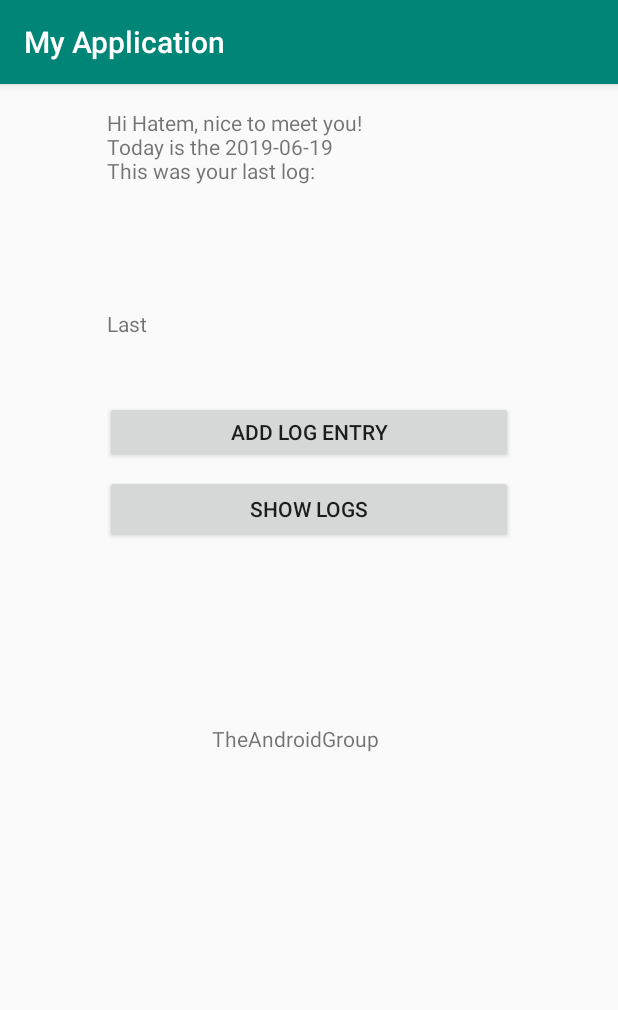
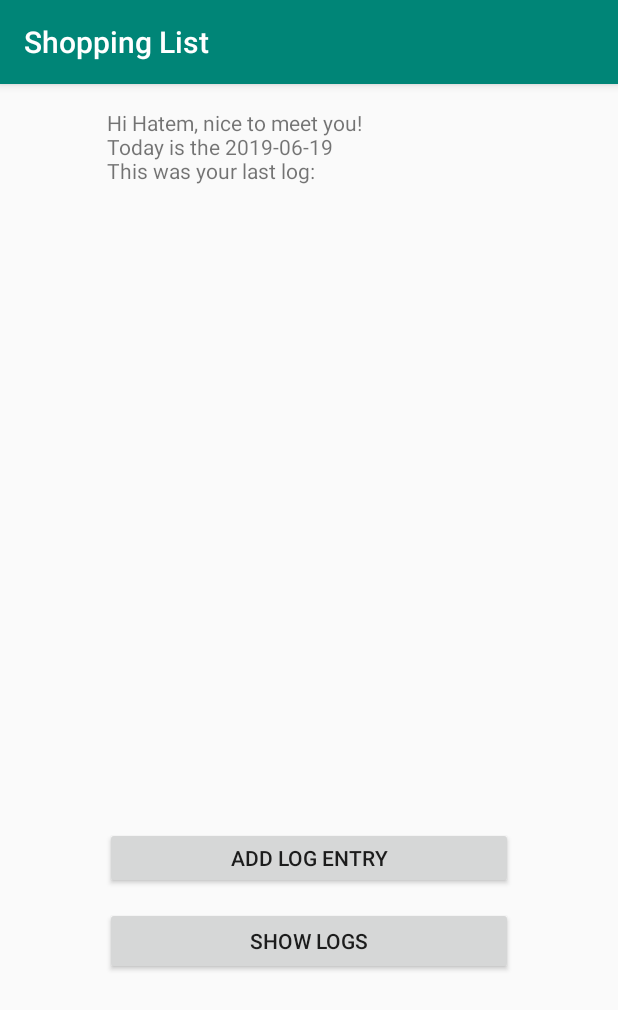
Before and after one commit to romyha/android-log-entries, an Android app: the screen it shows after launch (MainActivity), on a phone screen of 412 x 824 dp. Shown: the top 1010 px of the screen. Run offline under Robolectric (Android 15) with nearby library versions, the phone set to English and light mode, and no system bars.

```diff
--- a/app/src/main/java/com/example/myapplication/AddLogActivity.java
+++ b/app/src/main/java/com/example/myapplication/AddLogActivity.java
@@ -38,7 +38,8 @@ public class AddLogActivity extends AppCompatActivity {
         TreeMap<String, ?> sortedEntries = new TreeMap<>(entries);
         Log.i("logid", Integer.toString(size+1));
         SharedPreferences.Editor editor = sharedPreferences.edit();
-        int nextId = Integer.parseInt(sortedEntries.lastKey()) + 1;
+        int lastKey = sortedEntries.size() > 0 ? Integer.parseInt(sortedEntries.lastKey()) : 0;
+        int nextId = lastKey + 1;
         editor.putString(Integer.toString(nextId), message);
         editor.commit();
 
--- a/app/src/main/java/com/example/myapplication/MainActivity.java
+++ b/app/src/main/java/com/example/myapplication/MainActivity.java
@@ -6,13 +6,17 @@ import android.content.SharedPreferences;
 import android.os.Bundle;
 import android.support.v7.app.AppCompatActivity;
 import android.view.View;
+import android.widget.ArrayAdapter;
 import android.widget.TextView;
 
 import java.text.SimpleDateFormat;
+import java.util.ArrayList;
 import java.util.Date;
 
 public class MainActivity extends AppCompatActivity {
     private int ASK_MULTIPLE_PERMISSION_REQUEST_CODE = 1;
+    ArrayList<String> listItems=new ArrayList<String>();
+    ArrayAdapter<String> adapter;
 
     @Override
     protected void onCreate(Bundle savedInstanceState) {
@@ -32,12 +36,9 @@ public class MainActivity extends AppCompatActivity {
         }
 
         TextView welcome = findViewById(R.id.editText2);
-        TextView lastLog = findViewById(R.id.textView4);
 
         SharedPreferences sharedPreferences = getSharedPreferences("LOGS", MODE_PRIVATE);
-        String lastSavedLog = (sharedPreferences.getString("1", ""));
 
-        lastLog.setText("Last " + lastSavedLog);
         welcome.setSingleLine(false);
         SimpleDateFormat format = new SimpleDateFormat("yyyy-MM-dd");
         String dateString = format.format( new Date()   );
--- a/app/src/main/res/layout/activity_main.xml
+++ b/app/src/main/res/layout/activity_main.xml
@@ -34,7 +34,7 @@
         app:layout_constraintEnd_toEndOf="parent"
         app:layout_constraintHorizontal_bias="0.0"
         app:layout_constraintStart_toStartOf="parent"
-        app:layout_constraintTop_toBottomOf="@+id/textView4" />
+        app:layout_constraintTop_toBottomOf="@+id/linearLayout" />
 
     <TextView
         android:id="@+id/editText2"
@@ -48,29 +48,35 @@
         app:layout_constraintStart_toStartOf="parent"
         app:layout_constraintTop_toTopOf="parent" />
 
-    <TextView
-        android:id="@+id/textView4"
-        android:layout_width="269dp"
-        android:layout_height="53dp"
-        android:layout_marginTop="8dp"
-        android:text="TextView"
-        app:layout_constraintEnd_toEndOf="parent"
-        app:layout_constraintStart_toStartOf="parent"
-        app:layout_constraintTop_toBottomOf="@+id/editText2" />
-
     <Button
         android:id="@+id/buttonShowLogs"
         android:layout_width="0dp"
         android:layout_height="45dp"
         android:layout_marginStart="70dp"
         android:layout_marginLeft="70dp"
-        android:layout_marginTop="8dp"
+        android:layout_marginTop="12dp"
         android:layout_marginEnd="70dp"
         android:layout_marginRight="70dp"
         android:onClick="openViewLogsActivity"
         android:text="@string/buttonShowLogs"
         app:layout_constraintEnd_toEndOf="parent"
+        app:layout_constraintHorizontal_bias="0.0"
         app:layout_constraintStart_toStartOf="parent"
         app:layout_constraintTop_toBottomOf="@+id/button3" />
 
+    <LinearLayout
+        android:id="@+id/linearLayout"
+        android:layout_width="395dp"
+        android:layout_height="337dp"
+        android:layout_marginTop="8dp"
+        android:orientation="vertical"
+        app:layout_constraintTop_toBottomOf="@+id/editText2"
+        tools:layout_editor_absoluteX="8dp">
+
+        <ListView
+            android:id="@+id/shoppingLists"
+            android:layout_width="match_parent"
+            android:layout_height="match_parent" />
+    </LinearLayout>
+
 </android.support.constraint.ConstraintLayout>
--- a/app/src/main/res/values/strings.xml
+++ b/app/src/main/res/values/strings.xml
@@ -1,5 +1,5 @@
 <resources>
-    <string name="app_name">My Application</string>
+    <string name="app_name">Shopping List</string>
     <string name="edit_message">Enter a Log entry</string>
     <string name="button_send">Send</string>
     <string name="button2">Send</string>
```
